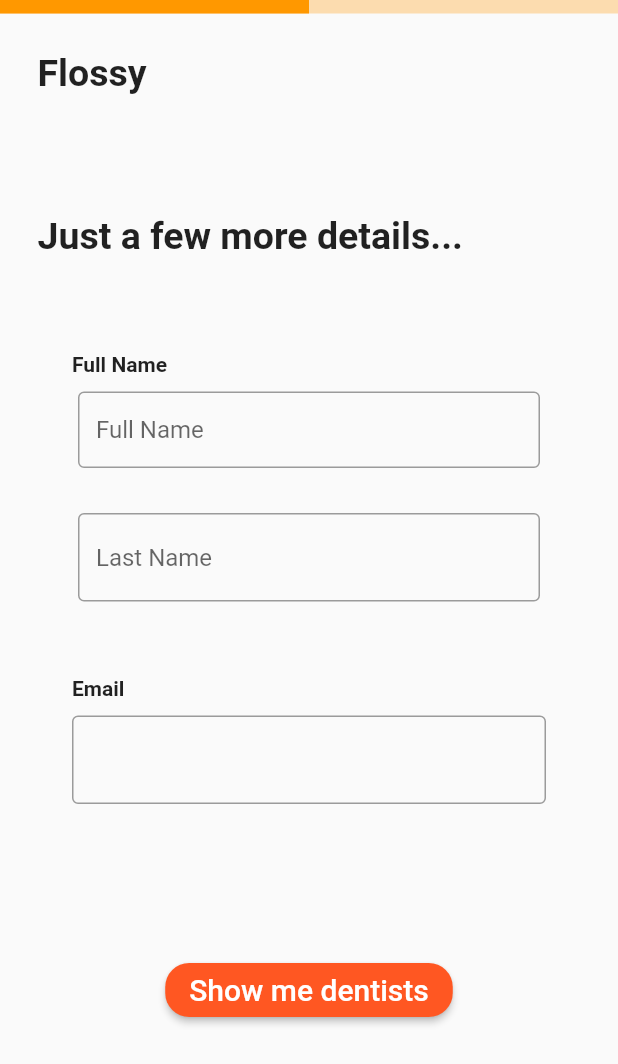
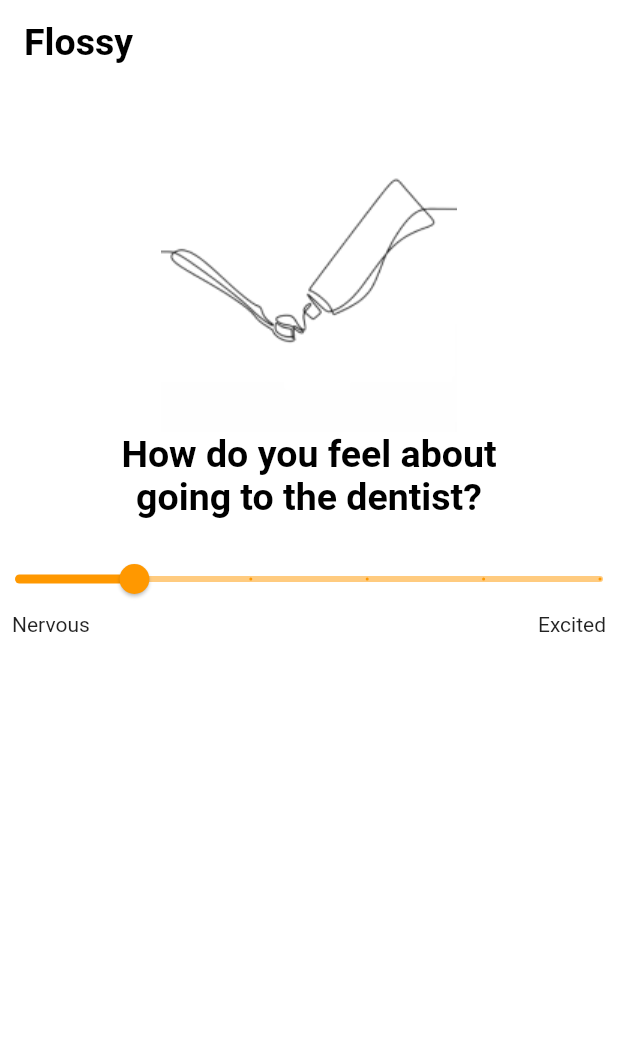
Before and after one commit to jtmuller5/flutter_practice, a Flutter app: the screen it shows after launch, on a phone screen of 412 x 824 dp. Shown: the top 1064 px of the screen. Run offline on Flutter 3.47's test engine with Material 2 defaults, Android fonts, the phone set to English and light mode, and no system bars; our stand-ins replace google_fonts, stacked.

Commit message:
continued screens

```diff
--- a/lib/flossy_screen/flossy_screen_view.dart
+++ b/lib/flossy_screen/flossy_screen_view.dart
@@ -42,7 +42,7 @@ class FlossyScreenView extends StatelessWidget {
                 ),
                 SizedBox(height: 30.0),
                 const Padding(
-                  padding: EdgeInsets.all(20.0),
+                  padding: EdgeInsets.all(10.0),
                   child: Center(
                     child: Text(
                       'What\'s the reason for your visit?',
--- a/lib/main.dart
+++ b/lib/main.dart
@@ -1,6 +1,7 @@
 import 'package:flutter/material.dart';
 import 'package:flutter_practice/flossy_screen/flossy_screen_view.dart';
 import 'package:flutter_practice/question_screen/question_screen_view.dart';
+import 'package:flutter_practice/slider_screen/slider_screen_view.dart';
 import 'package:google_fonts/google_fonts.dart';
 
 import 'more_details/more_details_view.dart';
@@ -19,7 +20,7 @@ class MyApp extends StatelessWidget {
       theme: ThemeData(
         primarySwatch: Colors.blue,
       ),
-      home:  MoreDetailsView(),
+      home:  const SliderScreenView(),
 
 
     );
--- /dev/null
+++ b/lib/slider_screen/slider_screen_view.dart
@@ -0,0 +1,40 @@
+import 'package:flutter/material.dart';
+
+import '../widget/flossy_slider.dart';
+import '../widget/flossy_title.dart';
+
+class SliderScreenView extends StatelessWidget {
+  const SliderScreenView({Key? key}) : super(key: key);
+
+  // double _currentSliderValue = 20;
+
+  @override
+  Widget build(BuildContext context) {
+    return Scaffold(
+        backgroundColor: Colors.white,
+        appBar: AppBar(
+          title: const FlossyTitle(text: "Flossy"),
+          centerTitle: false,
+          elevation: 0.0,
+          backgroundColor: Colors.white,
+        ),
+        body: Center(
+          child: Column(
+            crossAxisAlignment: CrossAxisAlignment.center,
+            children: [
+              Image.asset("assets/ic_toothpaste.png"),
+              const FlossyTitle(text: "How do you feel about\ngoing to the dentist?", alignment: TextAlign.center),
+              const SizedBox(height: 30.0,),
+              FlossySlider(
+                color: Colors.orange,
+                startText: "Nervous",
+                endText: "Excited",
+                onChanged: (value){
+                  print("$value");
+                }
+              ),
+            ],
+          ),
+        ));
+  }
+}
--- /dev/null
+++ b/lib/widget/flossy_slider.dart
@@ -0,0 +1,53 @@
+import 'package:flutter/material.dart';
+
+class FlossySlider extends StatefulWidget {
+  final Function(double value) onChanged;
+  final Color color;
+  final String? startText;
+  final String? endText;
+  const FlossySlider({Key? key, required this.onChanged, required this.color, this.startText, this.endText}) : super(key: key);
+
+  @override
+  State<FlossySlider> createState() => _FlossySliderState();
+}
+
+class _FlossySliderState extends State<FlossySlider> {
+  double _currentSliderValue = 20;
+
+  @override
+  Widget build(BuildContext context) {
+    return Column(
+      children: [
+        Theme(
+          data: ThemeData(
+            sliderTheme: SliderThemeData(overlayShape: SliderComponentShape.noOverlay)
+          ),
+          child: Slider(
+            value: _currentSliderValue,
+            max: 100,
+            divisions: 5,
+            activeColor: widget.color,
+            inactiveColor: widget.color.withOpacity(0.5),
+            label: _currentSliderValue.round().toString(),
+            onChanged: (double value) {
+              widget.onChanged(value);
+              setState(() {
+                _currentSliderValue = value;
+              });
+            },
+          ),
+        ),
+        Padding(
+          padding: const EdgeInsets.symmetric(horizontal: 8.0,vertical: 12),
+          child: Row(
+            mainAxisAlignment: MainAxisAlignment.spaceBetween,
+            children: [
+              Text(widget.startText ?? ""),
+              Text(widget.endText ?? ""),
+            ],
+          ),
+        )
+      ],
+    );
+  }
+}
--- /dev/null
+++ b/lib/widget/flossy_title.dart
@@ -0,0 +1,20 @@
+import 'package:flutter/material.dart';
+
+class FlossyTitle extends StatelessWidget {
+  final String text;
+  final Color textColor;
+  final TextAlign? alignment;
+
+  const FlossyTitle({Key? key, required this.text, this.textColor = Colors.black, this.alignment}) : super(key: key);
+
+  @override
+  Widget build(BuildContext context) {
+    return Text(text,
+        textAlign: alignment,
+        style: TextStyle(
+          color: textColor,
+          fontSize: 25,
+          fontWeight: FontWeight.bold,
+        ));
+  }
+}
```
Also changed, not shown: assets/ic_toothpaste.png (added), 1 other file.
